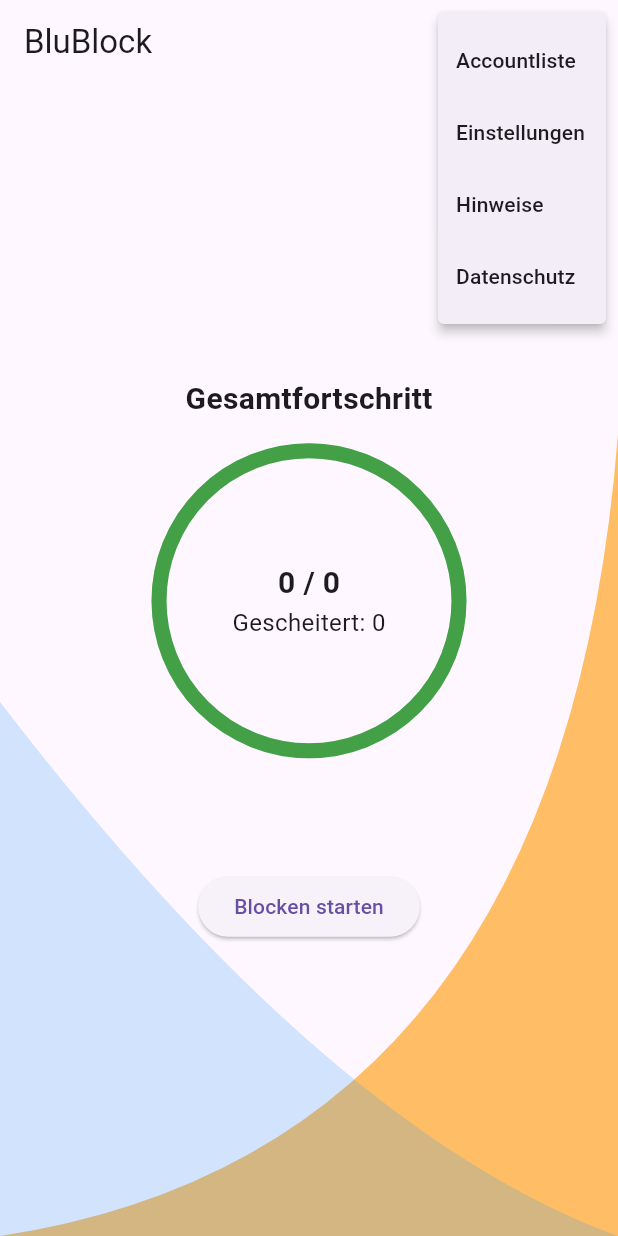
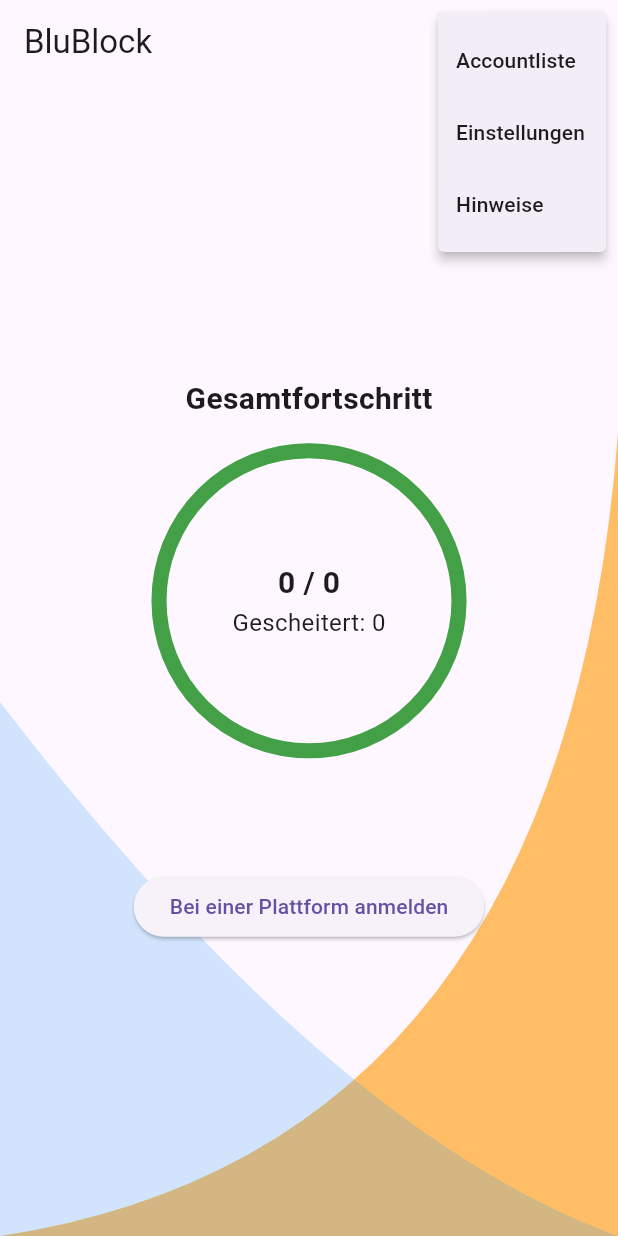
Before and after one commit to Avazz225/bluBlock, a Flutter app: the screen it shows after launch, after a tap on the "more vert" icon, on a phone screen of 412 x 824 dp. Run offline on Flutter 3.47's test engine with Material 3 defaults, Android fonts, the phone set to English and light mode, and no system bars; our stand-ins replace sqflite; missing offline and left inert: flutter_inappwebview; accounts and stored records are empty; statements that could not run were skipped.

Commit message:
added UX Features

```diff
--- a/blu_block/lib/ui/components/pop_up.dart
+++ b/blu_block/lib/ui/components/pop_up.dart
@@ -1,6 +1,6 @@
 import 'package:flutter/material.dart';
 
-showMessage(BuildContext context, String message, String title) {
+showMessage(BuildContext context, String message, String title, [bool allowClose = true]){
   showDialog(
     context: context,
     builder: (BuildContext context) {
@@ -8,6 +8,7 @@ showMessage(BuildContext context, String message, String title) {
         title: Text(title),
         content: Text(message),
         actions: <Widget>[
+          if(allowClose)
           TextButton(
             child: Text('Schließen'),
             onPressed: () {
--- a/blu_block/lib/ui/pages/home.dart
+++ b/blu_block/lib/ui/pages/home.dart
@@ -8,6 +8,7 @@ import 'package:flutter/services.dart';
 import 'package:provider/provider.dart';
 
 import '../../classes/block_progress.dart';
+import '../../classes/settings.dart';
 import '../components/background.dart';
 import '../components/circular_progress_painter.dart';
 import 'list_page.dart';
@@ -42,6 +43,7 @@ class _HomePageState extends State<HomePage> {
   @override
   Widget build(BuildContext context) {
     final blockExecutor = Provider.of<BlockExecutor>(context);
+    final settings = Provider.of<Settings>(context);
     return Scaffold(
       appBar: AppBar(
         title: const Text("BluBlock"),
@@ -67,12 +69,6 @@ class _HomePageState extends State<HomePage> {
                   MaterialPageRoute(builder: (context) => InfoPage())
                 );
                 break;
-              case 'datasecurity':
-                Navigator.push(
-                  context,
-                  MaterialPageRoute(builder: (context) => DataSecurity()),
-                );
-                break;
               }
             },
             itemBuilder: (BuildContext context) => <PopupMenuEntry<String>>[
@@ -87,11 +83,7 @@ class _HomePageState extends State<HomePage> {
               const PopupMenuItem<String>(
                 value: 'notes',
                 child: Text('Hinweise'),
-              ),
-              const PopupMenuItem<String>(
-                value: 'datasecurity',
-                child: Text('Datenschutz'),
-              ),
+              )
             ],
           ),
         ],
@@ -114,11 +106,45 @@ class _HomePageState extends State<HomePage> {
                 const SizedBox(height: 20),
                 CircularProgressIndicatorWrapper(blockExecutor.getBlockActive()),
                 const SizedBox(height: 80,),
+                (!settings.instaLoggedIn && !settings.tiktokLoggedIn && !settings.xLoggedIn && !settings.facebookLoggedIn)?
                 CustomButton(
-                  text: (blockExecutor.getBlockActive()?"Blocken stoppen":"Blocken starten"),
+                  text: "Bei einer Plattform anmelden",
                   onClick: () => {
-                    blockExecutor.toggleBlockActive(),
+                    Navigator.push(
+                      context,
+                      MaterialPageRoute(builder: (context) => const SettingsPage()),
+                    )
                   }
+                )
+                :
+                Column(
+                  children: [
+                    CustomButton(
+                        text: (blockExecutor.getBlockActive()?"Blocken stoppen":"Blocken starten"),
+                        onClick: () => {
+                          blockExecutor.toggleBlockActive(),
+                        }
+                    ),
+                    if (settings.lastFileRefresh.add(const Duration(days: 7)).isBefore(DateTime.now()))
+                      Column(
+                        children: [
+                          const Text(
+                            "Die letzte Aktualisierung der Listen\nist schon mehr als 7 Tage her.",
+                            textAlign: TextAlign.center,
+                            style: TextStyle(fontWeight: FontWeight.bold),
+                          ),
+                          CustomButton(
+                            text: "Listen aktualisieren",
+                            onClick: () => {
+                              Navigator.push(
+                                context,
+                                MaterialPageRoute(builder: (context) => const SettingsPage()),
+                              )
+                            }
+                          )
+                        ],
+                      )
+                  ],
                 )
               ],
             ),
```
Also changed, not shown: blu_block/lib/ui/pages/login_web_view.dart (+9 -5 lines), blu_block/lib/ui/pages/settings_page.dart (+2 -18 lines).
